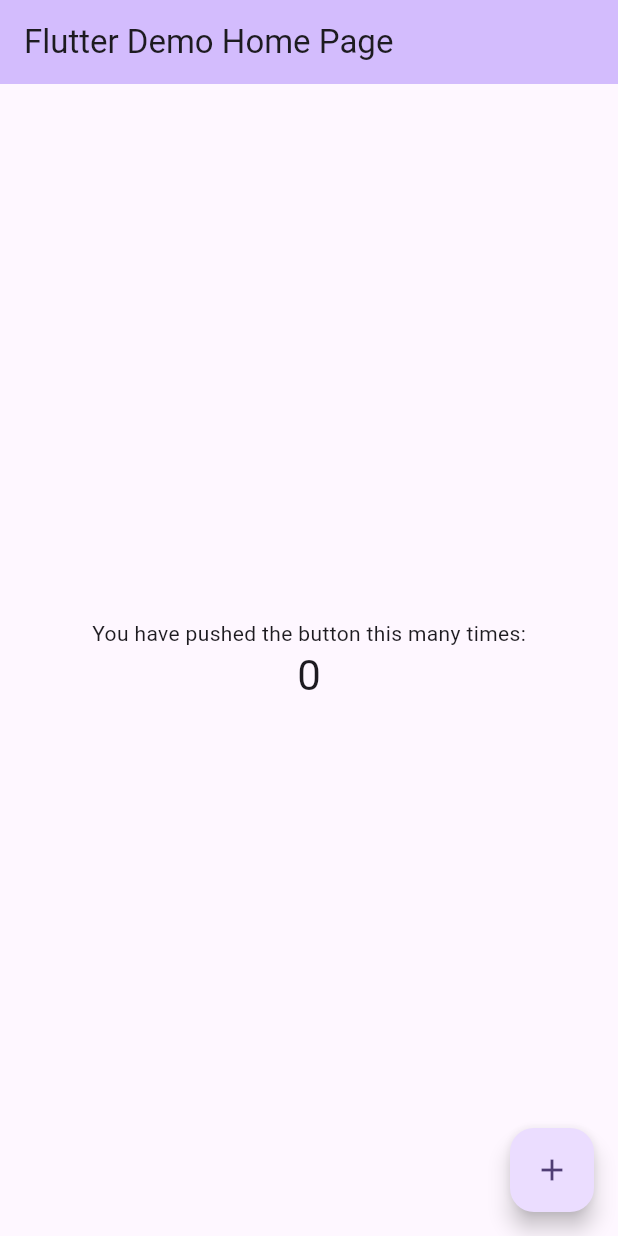
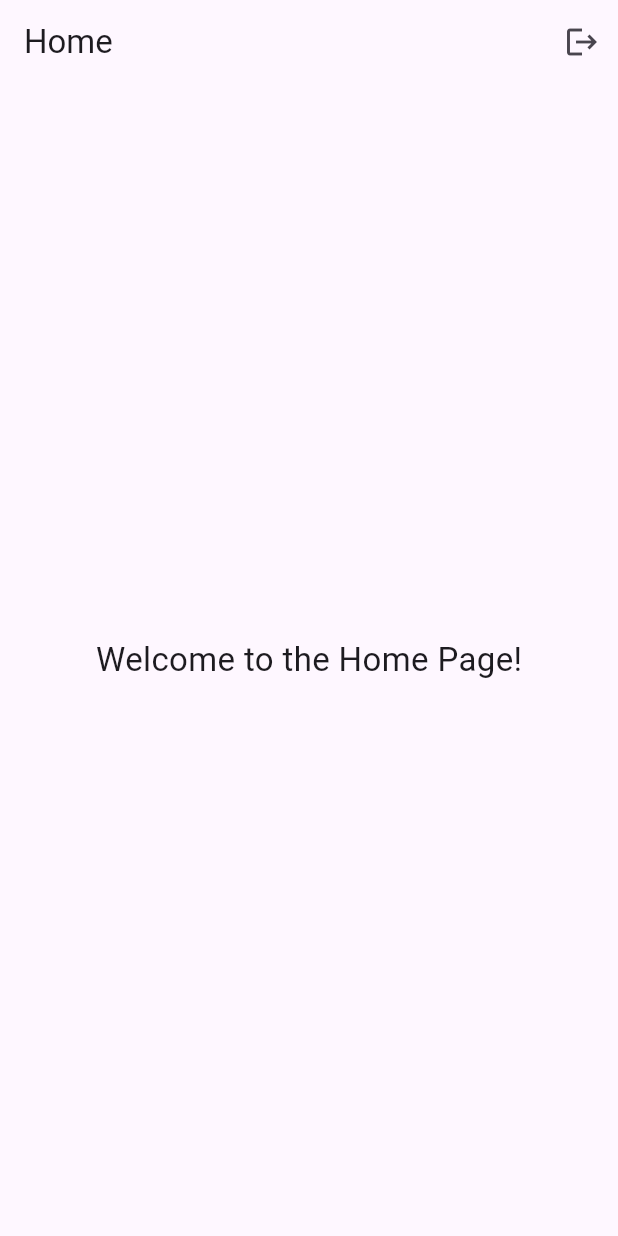
Before and after one commit to Md-Sakibul-Hasan/note_app, a Flutter app: the screen it shows after launch, on a phone screen of 412 x 824 dp. Run offline on Flutter 3.47's test engine with Material 3 defaults, Android fonts, the phone set to English and light mode, and no system bars; our stand-ins replace firebase_core, get; accounts and stored records are empty.

Commit message:
add home page

```diff
--- a/lib/main.dart
+++ b/lib/main.dart
@@ -1,5 +1,7 @@
 import 'package:firebase_core/firebase_core.dart';
 import 'package:flutter/material.dart';
+import 'package:get/get_navigation/src/root/get_material_app.dart';
+import 'package:note_app/pages/HomePage.dart';
 
 void main() async{
   WidgetsFlutterBinding.ensureInitialized();
@@ -13,7 +15,7 @@ class MyApp extends StatelessWidget {
   // This widget is the root of your application.
   @override
   Widget build(BuildContext context) {
-    return MaterialApp(
+    return GetMaterialApp(
       title: 'Flutter Demo',
       theme: ThemeData(
         // This is the theme of your application.
@@ -34,95 +36,7 @@ class MyApp extends StatelessWidget {
         colorScheme: ColorScheme.fromSeed(seedColor: Colors.deepPurple),
         useMaterial3: true,
       ),
-      home: const MyHomePage(title: 'Flutter Demo Home Page'),
+      home: HomePage(),
     );
   }
 }
-
-class MyHomePage extends StatefulWidget {
-  const MyHomePage({super.key, required this.title});
-
-  // This widget is the home page of your application. It is stateful, meaning
-  // that it has a State object (defined below) that contains fields that affect
-  // how it looks.
-
-  // This class is the configuration for the state. It holds the values (in this
-  // case the title) provided by the parent (in this case the App widget) and
-  // used by the build method of the State. Fields in a Widget subclass are
-  // always marked "final".
-
-  final String title;
-
-  @override
-  State<MyHomePage> createState() => _MyHomePageState();
-}
-
-class _MyHomePageState extends State<MyHomePage> {
-  int _counter = 0;
-
-  void _incrementCounter() {
-    setState(() {
-      // This call to setState tells the Flutter framework that something has
-      // changed in this State, which causes it to rerun the build method below
-      // so that the display can reflect the updated values. If we changed
-      // _counter without calling setState(), then the build method would not be
-      // called again, and so nothing would appear to happen.
-      _counter++;
-    });
-  }
-
-  @override
-  Widget build(BuildContext context) {
-    // This method is rerun every time setState is called, for instance as done
-    // by the _incrementCounter method above.
-    //
-    // The Flutter framework has been optimized to make rerunning build methods
-    // fast, so that you can just rebuild anything that needs updating rather
-    // than having to individually change instances of widgets.
-    return Scaffold(
-      appBar: AppBar(
-        // TRY THIS: Try changing the color here to a specific color (to
-        // Colors.amber, perhaps?) and trigger a hot reload to see the AppBar
-        // change color while the other colors stay the same.
-        backgroundColor: Theme.of(context).colorScheme.inversePrimary,
-        // Here we take the value from the MyHomePage object that was created by
-        // the App.build method, and use it to set our appbar title.
-        title: Text(widget.title),
-      ),
-      body: Center(
-        // Center is a layout widget. It takes a single child and positions it
-        // in the middle of the parent.
-        child: Column(
-          // Column is also a layout widget. It takes a list of children and
-          // arranges them vertically. By default, it sizes itself to fit its
-          // children horizontally, and tries to be as tall as its parent.
-          //
-          // Column has various properties to control how it sizes itself and
-          // how it positions its children. Here we use mainAxisAlignment to
-          // center the children vertically; the main axis here is the vertical
-          // axis because Columns are vertical (the cross axis would be
-          // horizontal).
-          //
-          // TRY THIS: Invoke "debug painting" (choose the "Toggle Debug Paint"
-          // action in the IDE, or press "p" in the console), to see the
-          // wireframe for each widget.
-          mainAxisAlignment: MainAxisAlignment.center,
-          children: <Widget>[
-            const Text(
-              'You have pushed the button this many times:',
-            ),
-            Text(
-              '$_counter',
-              style: Theme.of(context).textTheme.headlineMedium,
-            ),
-          ],
-        ),
-      ),
-      floatingActionButton: FloatingActionButton(
-        onPressed: _incrementCounter,
-        tooltip: 'Increment',
-        child: const Icon(Icons.add),
-      ), // This trailing comma makes auto-formatting nicer for build methods.
-    );
-  }
-}
--- /dev/null
+++ b/lib/pages/HomePage.dart
@@ -0,0 +1,26 @@
+import 'package:flutter/material.dart';
+
+class HomePage extends StatelessWidget {
+  @override
+  Widget build(BuildContext context) {
+    return Scaffold(
+      appBar: AppBar(
+        title: Text("Home"),
+        actions: [
+          IconButton(
+            icon: Icon(Icons.logout),
+            onPressed: () {
+              Navigator.pushReplacementNamed(context, '/login'); // Log out
+            },
+          )
+        ],
+      ),
+      body: Center(
+        child: Text(
+          "Welcome to the Home Page!",
+          style: TextStyle(fontSize: 22),
+        ),
+      ),
+    );
+  }
+}
--- a/pubspec.yaml
+++ b/pubspec.yaml
@@ -37,6 +37,7 @@ dependencies:
   cupertino_icons: ^1.0.8
   firebase_core: ^3.15.1
   firebase_auth: ^5.6.2
+  get: ^4.7.2
 
 dev_dependencies:
   flutter_test:
```
Also changed, not shown: pubspec.lock.
